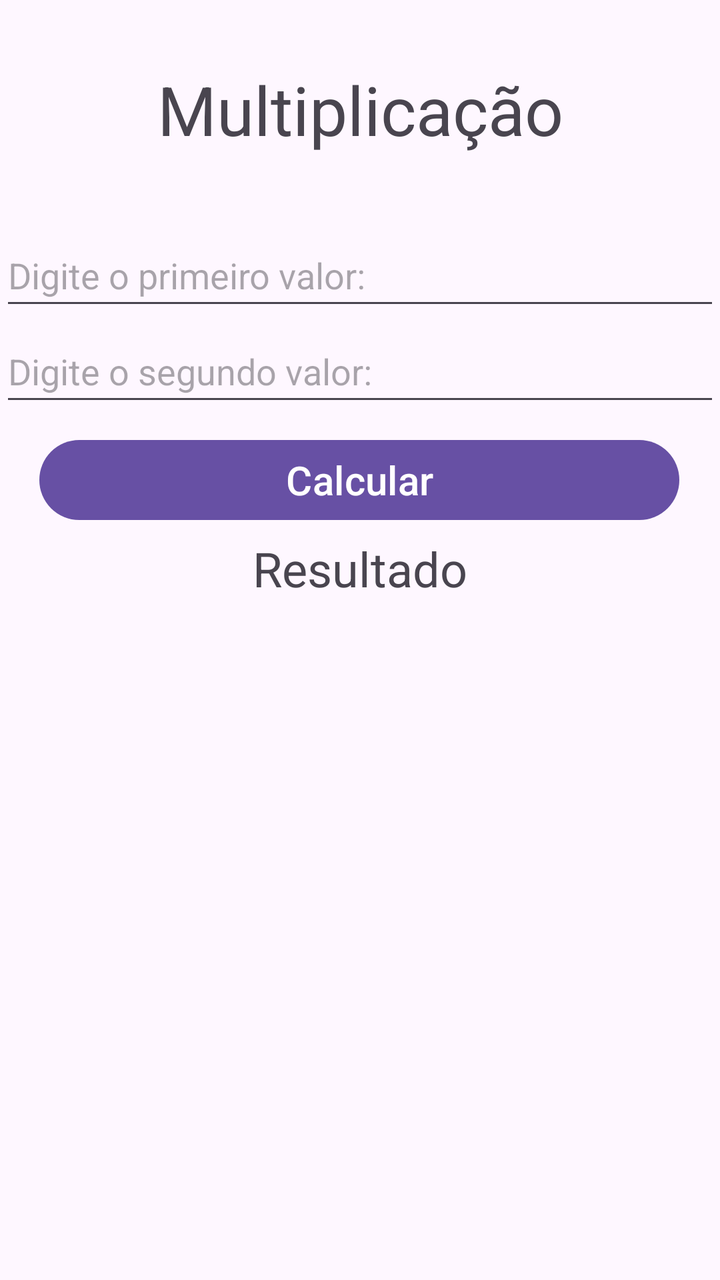
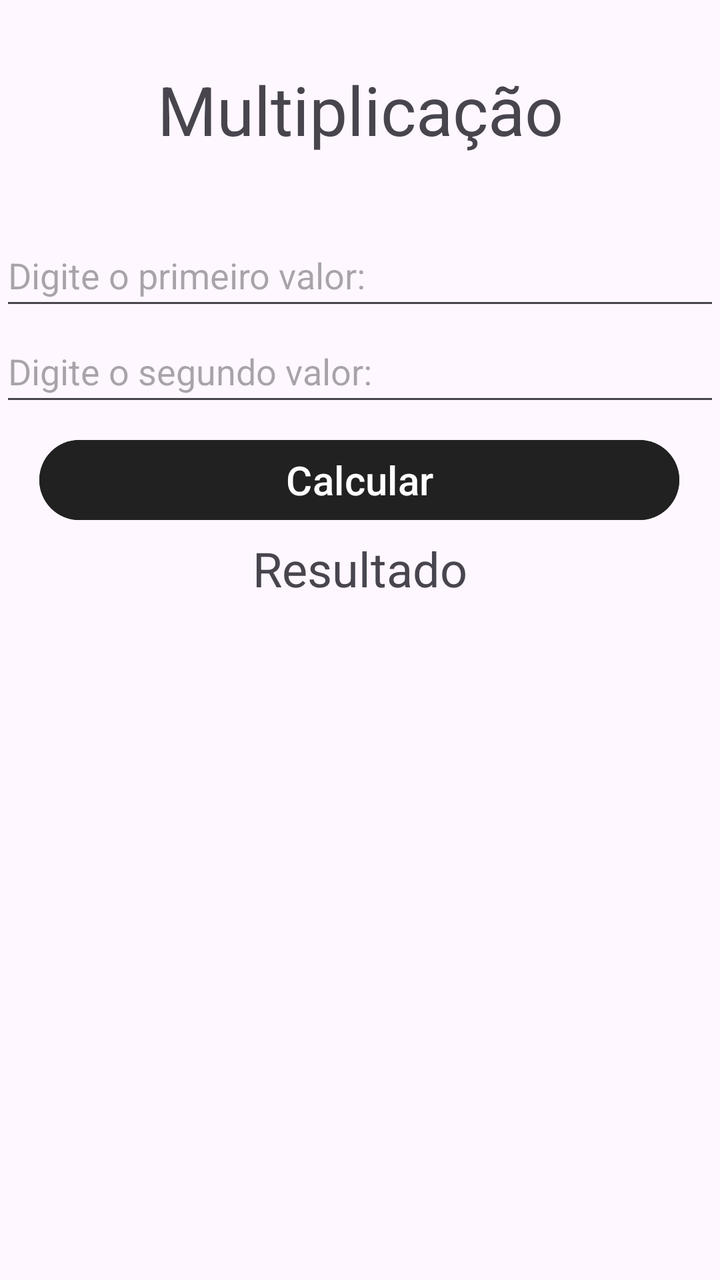

An Android layout rendered at two revisions. The XML below is the earlier revision; the diff shows what the commit changed to produce the second picture.
<!-- AndroidManifest.xml: application theme Theme.Projetoprova -->
<!-- res/layout/activity_multiplicacao.xml -->
<?xml version="1.0" encoding="utf-8"?>
<androidx.constraintlayout.widget.ConstraintLayout xmlns:android="http://schemas.android.com/apk/res/android"
    xmlns:app="http://schemas.android.com/apk/res-auto"
    xmlns:tools="http://schemas.android.com/tools"
    android:id="@+id/main"
    android:layout_width="match_parent"
    android:layout_height="match_parent"
    tools:context=".Multiplicacao">

    <TextView
        android:id="@+id/textView4"
        android:layout_width="360dp"
        android:layout_height="48dp"
        android:layout_marginTop="32dp"
        android:text="Multiplicação"
        android:textAlignment="center"
        android:textSize="34sp"
        app:layout_constraintEnd_toEndOf="parent"
        app:layout_constraintStart_toStartOf="parent"
        app:layout_constraintTop_toTopOf="parent" />

    <EditText
        android:id="@+id/valor5"
        android:layout_width="360dp"
        android:layout_height="48dp"
        android:layout_marginTop="32dp"
        android:hint="Digite o primeiro valor:"
        android:ems="10"
        android:inputType="text"
        app:layout_constraintEnd_toEndOf="parent"
        app:layout_constraintStart_toStartOf="parent"
        app:layout_constraintTop_toBottomOf="@+id/textView4" />

    <EditText
        android:id="@+id/valor6"
        android:layout_width="360dp"
        android:layout_height="48dp"
        android:hint="Digite o segundo valor:"
        android:ems="10"
        android:inputType="text"
        app:layout_constraintEnd_toEndOf="parent"
        app:layout_constraintStart_toStartOf="parent"
        app:layout_constraintTop_toBottomOf="@+id/valor5" />

    <Button
        android:id="@+id/btnmult"
        android:layout_width="320dp"
        android:layout_height="48dp"
        android:layout_marginTop="8dp"
        android:text="Calcular"
        android:textAlignment="center"
        android:textSize="20sp"
        app:layout_constraintEnd_toEndOf="parent"
        app:layout_constraintHorizontal_bias="0.494"
        app:layout_constraintStart_toStartOf="parent"
        app:layout_constraintTop_toBottomOf="@+id/valor6" />

    <TextView
        android:id="@+id/resultado3"
        android:layout_width="300dp"
        android:layout_height="48dp"
        android:layout_marginTop="4dp"
        android:text="Resultado"
        android:textAlignment="center"
        android:textSize="24sp"
        app:layout_constraintEnd_toEndOf="parent"
        app:layout_constraintStart_toStartOf="parent"
        app:layout_constraintTop_toBottomOf="@+id/btnmult" />
</androidx.constraintlayout.widget.ConstraintLayout>
<!-- resources referenced by this layout -->
<resources>
  <style name="Theme.Projetoprova" parent="Base.Theme.Projetoprova" />
  <style name="Base.Theme.Projetoprova" parent="Theme.Material3.DayNight.NoActionBar">
          
          
      </style>
</resources>

<!-- the commit's change to res/layout/activity_multiplicacao.xml (unified diff, before → after) -->
@@ -47,6 +47,8 @@
         android:layout_width="320dp"
         android:layout_height="48dp"
         android:layout_marginTop="8dp"
+        android:backgroundTint="#212121"
+        android:textColor="#FFFFFF"
         android:text="Calcular"
         android:textAlignment="center"
         android:textSize="20sp"
